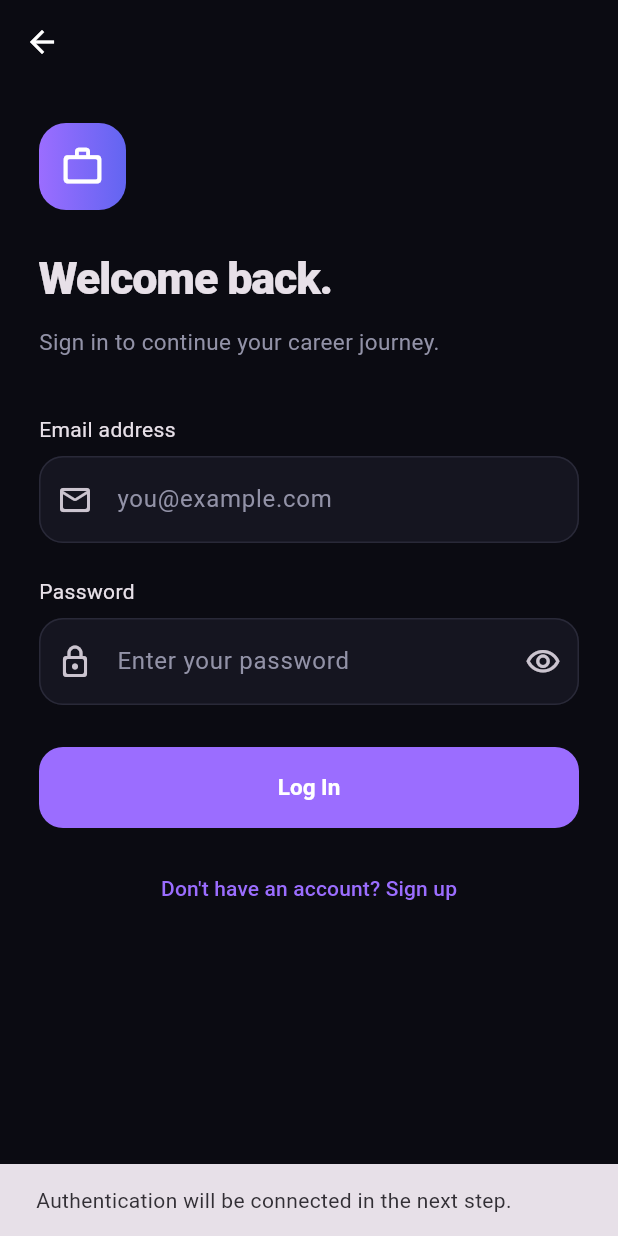
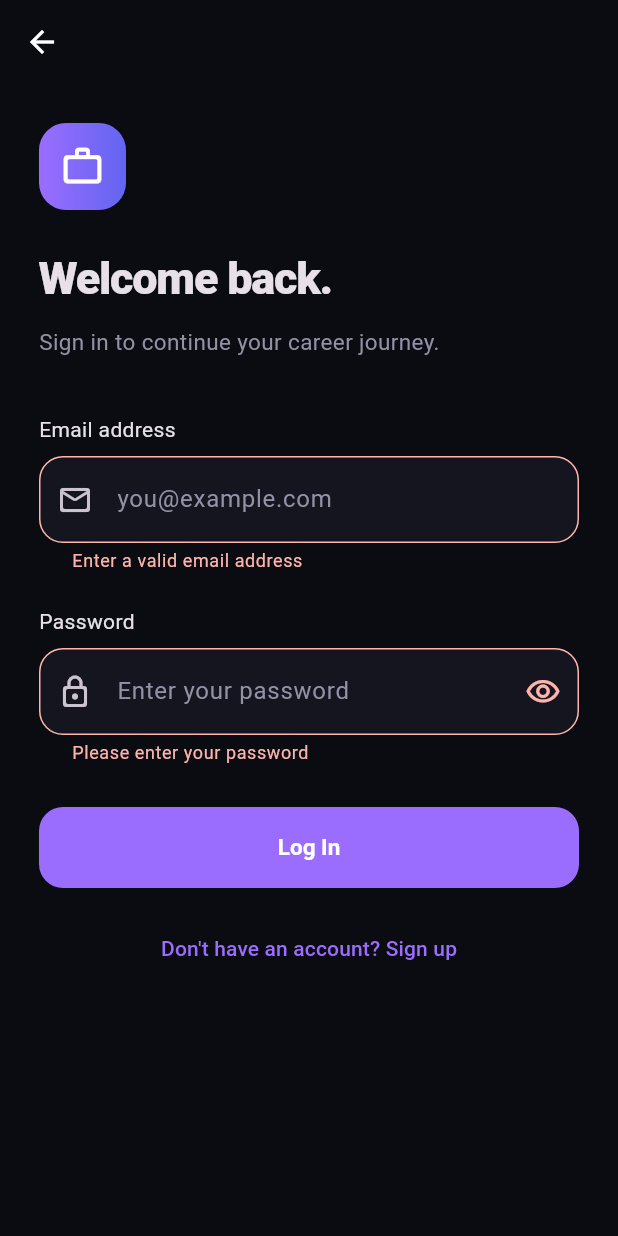
Before and after one commit to ghaniashahzad01/jobnest, a Flutter app: the LoginScreen screen opened directly, after a tap on "Log In", on a phone screen of 412 x 824 dp. Run offline on Flutter 3.47's test engine with Material 3 defaults, Android fonts, the light colour scheme and no system bars; our stand-ins replace supabase_flutter; accounts and stored records are empty.

Commit message:
Implement login screen

```diff
--- a/lib/features/auth/screens/login_screen.dart
+++ b/lib/features/auth/screens/login_screen.dart
@@ -1,7 +1,11 @@
 
 import 'package:flutter/material.dart';
+import 'package:supabase_flutter/supabase_flutter.dart';
+
 import '../widgets/auth_header.dart';
 import 'signup_screen.dart';
+import '../../job_seeker/dashboard/job_seeker_dashboard.dart';
+import '../../employer/dashboard/employer_dashboard.dart';
 
 class LoginScreen extends StatefulWidget {
   const LoginScreen({super.key, required this.role});
@@ -13,15 +17,102 @@ class LoginScreen extends StatefulWidget {
 }
 
 class _LoginScreenState extends State<LoginScreen> {
+  final _formKey = GlobalKey<FormState>();
   final emailController = TextEditingController();
   final passwordController = TextEditingController();
+
   bool obscurePassword = true;
+  bool isLoading = false;
 
   @override
   void dispose() {
     emailController.dispose();
     passwordController.dispose();
     super.dispose();
+  }
+
+  Future<void> _login() async {
+    if (!_formKey.currentState!.validate()) return;
+
+    setState(() => isLoading = true);
+
+    try {
+      final supabase = Supabase.instance.client;
+
+      final response = await supabase.auth.signInWithPassword(
+        email: emailController.text.trim(),
+        password: passwordController.text,
+      );
+
+      final user = response.user;
+
+      if (user == null) {
+        throw const AuthException('Login failed. Please try again.');
+      }
+
+      final profile = await supabase
+          .from('profiles')
+          .select('role, full_name')
+          .eq('id', user.id)
+          .maybeSingle();
+
+      if (!mounted) return;
+
+      if (profile == null) {
+        await supabase.auth.signOut();
+        throw const AuthException(
+          'Your profile was not found. Please contact support.',
+        );
+      }
+
+      final actualRole = profile['role'] as String?;
+
+      if (actualRole != widget.role) {
+        await supabase.auth.signOut();
+
+        if (!mounted) return;
+
+        ScaffoldMessenger.of(context).showSnackBar(
+          SnackBar(
+            content: Text(
+              actualRole == 'employer'
+                  ? 'This is an Employer account. Choose Employer to log in.'
+                  : 'This is a Job Seeker account. Choose Job Seeker to log in.',
+            ),
+          ),
+        );
+        return;
+      }
+
+      Navigator.of(context).pushAndRemoveUntil(
+        MaterialPageRoute(
+          builder: (_) => actualRole == 'employer'
+              ? const EmployerDashboard()
+              : const JobSeekerDashboard(),
+        ),
+        (route) => false,
+      );
+    } on AuthException catch (error) {
+      if (!mounted) return;
+
+      ScaffoldMessenger.of(context).showSnackBar(
+        SnackBar(content: Text(error.message)),
+      );
+    } catch (error) {
+      if (!mounted) return;
+
+      ScaffoldMessenger.of(context).showSnackBar(
+        const SnackBar(
+          content: Text('Something went wrong. Please try again.'),
+        ),
+      );
+
+      debugPrint('Login error: $error');
+    } finally {
+      if (mounted) {
+        setState(() => isLoading = false);
+      }
+    }
   }
 
   @override
@@ -33,6 +124,8 @@ class _LoginScreenState extends State<LoginScreen> {
       body: SafeArea(
         child: SingleChildScrollView(
           padding: const EdgeInsets.all(26),
+          child: Form(
+            key: _formKey,
             child: Column(
               crossAxisAlignment: CrossAxisAlignment.start,
               children: [
@@ -45,47 +138,66 @@ class _LoginScreenState extends State<LoginScreen> {
                 const SizedBox(height: 36),
                 const Text('Email address'),
                 const SizedBox(height: 8),
-              TextField(
+                TextFormField(
                   controller: emailController,
                   keyboardType: TextInputType.emailAddress,
                   decoration: const InputDecoration(
                     hintText: 'you@example.com',
                     prefixIcon: Icon(Icons.mail_outline_rounded),
                   ),
+                  validator: (value) {
+                    if (value == null ||
+                        !value.contains('@') ||
+                        !value.contains('.')) {
+                      return 'Enter a valid email address';
+                    }
+                    return null;
+                  },
                 ),
                 const SizedBox(height: 22),
                 const Text('Password'),
                 const SizedBox(height: 8),
-              TextField(
+                TextFormField(
                   controller: passwordController,
                   obscureText: obscurePassword,
                   decoration: InputDecoration(
                     hintText: 'Enter your password',
                     prefixIcon: const Icon(Icons.lock_outline_rounded),
                     suffixIcon: IconButton(
-                    onPressed: () => setState(
-                      () => obscurePassword = !obscurePassword,
-                    ),
-                    icon: Icon(obscurePassword
+                      onPressed: () {
+                        setState(() {
+                          obscurePassword = !obscurePassword;
+                        });
+                      },
+                      icon: Icon(
+                        obscurePassword
                             ? Icons.visibility_outlined
-                        : Icons.visibility_off_outlined),
+                            : Icons.visibility_off_outlined,
                       ),
                     ),
+                  ),
+                  validator: (value) {
+                    if (value == null || value.isEmpty) {
+                      return 'Please enter your password';
+                    }
+                    return null;
+                  },
                 ),
                 const SizedBox(height: 28),
                 SizedBox(
                   width: double.infinity,
                   child: ElevatedButton(
-                  onPressed: () {
-                    ScaffoldMessenger.of(context).showSnackBar(
-                      const SnackBar(
-                        content: Text(
-                          'Authentication will be connected in the next step.',
+                    onPressed: isLoading ? null : _login,
+                    child: isLoading
+                        ? const SizedBox(
+                            width: 22,
+                            height: 22,
+                            child: CircularProgressIndicator(
+                              strokeWidth: 2,
+                              color: Colors.white,
                             ),
-                      ),
-                    );
-                  },
-                  child: const Text('Log In'),
+                          )
+                        : const Text('Log In'),
                   ),
                 ),
                 const SizedBox(height: 16),
@@ -104,6 +216,7 @@ class _LoginScreenState extends State<LoginScreen> {
             ),
           ),
         ),
+      ),
     );
   }
 }
```
Lines whose indentation alone changed are shown as unchanged.
